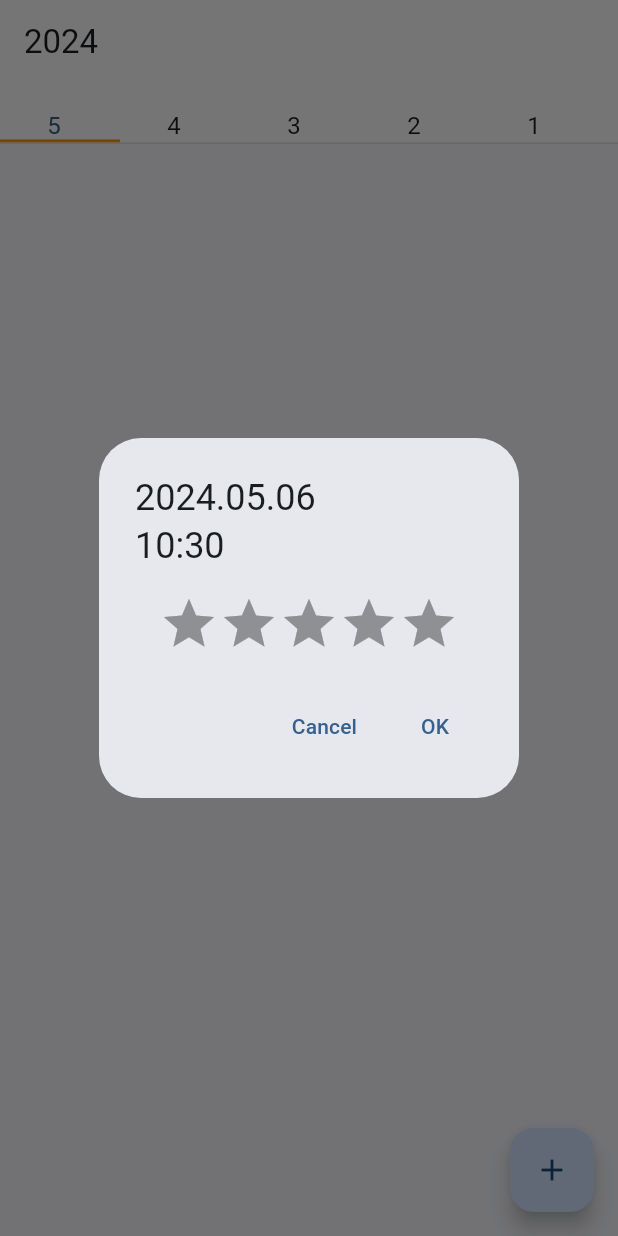
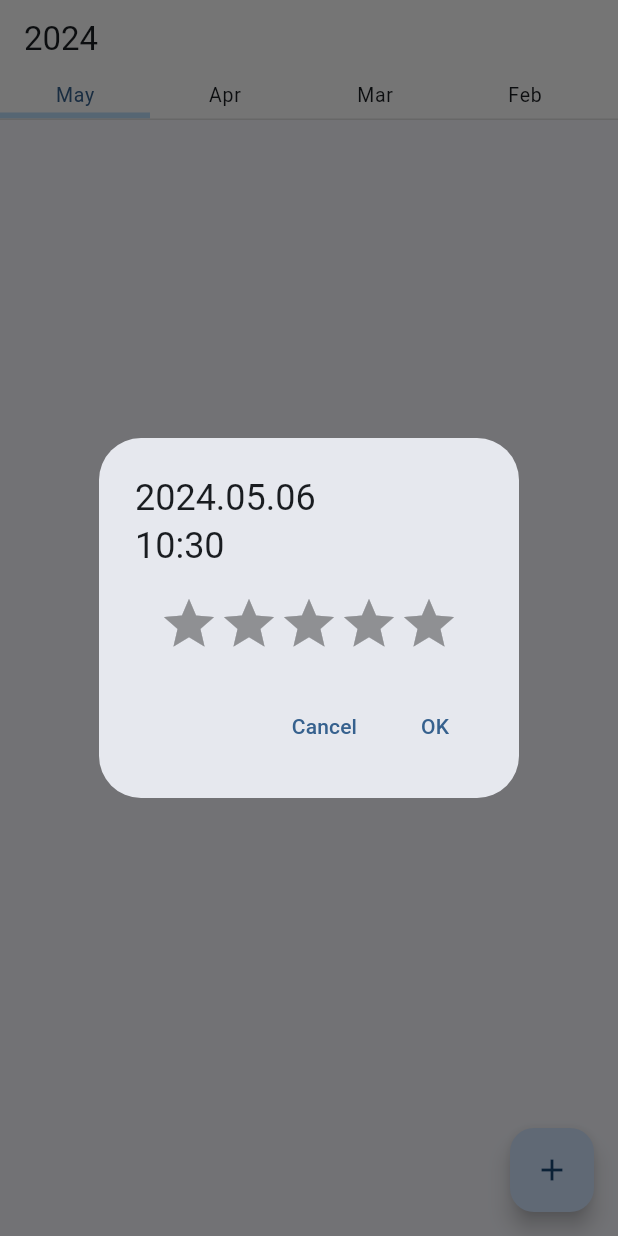
Before and after one commit to kariyayo/chooshi, a Flutter app: the screen it shows after launch, after a tap on the "add" icon, on a phone screen of 412 x 824 dp. Run offline on Flutter 3.47's test engine with Material 3 defaults, Android fonts, the phone set to English and light mode, and no system bars; drawn by our look-alikes of flutter_rating_bar, scroll_to_index; our stand-ins replace flutter_riverpod, freezed_annotation, shared_preferences.

Commit message:
improve AppBar

```diff
--- a/lib/model/month.dart
+++ b/lib/model/month.dart
@@ -8,4 +8,23 @@ class Month with _$Month {
     required int year,
     required int month,
   }) = _Month;
+
+  const Month._();
+
+  static const List<String> _labels = [
+    'Jan',
+    'Feb',
+    'Mar',
+    'Apr',
+    'May',
+    'Jun',
+    'Jul',
+    'Aug',
+    'Sep',
+    'Oct',
+    'Nov',
+    'Dec',
+  ];
+
+  String get label => _labels[month - 1];
 }
--- a/lib/screen/top_app_bar_widget.dart
+++ b/lib/screen/top_app_bar_widget.dart
@@ -11,14 +11,16 @@ class TopAppBarWidget extends ConsumerStatefulWidget implements PreferredSizeWid
   ConsumerState<ConsumerStatefulWidget> createState() => _TopAppBarWidgetState();
 
   @override
-  Size get preferredSize => const Size.fromHeight(kToolbarHeight + _TopAppBarWidgetState.height);
+  Size get preferredSize =>
+      const Size.fromHeight(_TopAppBarWidgetState.toolbarHeight + _TopAppBarWidgetState.bottomHeight);
 }
 
 class _TopAppBarWidgetState extends ConsumerState<TopAppBarWidget> {
   final GlobalKey _tabBarKey = GlobalKey();
   final _scrollController = AutoScrollController();
 
-  static const double height = 40.0;
+  static const double toolbarHeight = kToolbarHeight - 16;
+  static const double bottomHeight = 40.0;
 
   final _months = <Month>{};
   var _title = '';
@@ -74,27 +76,27 @@ class _TopAppBarWidgetState extends ConsumerState<TopAppBarWidget> {
       backgroundColor: Colors.white,
       title: Consumer(
         builder: (context, ref, _) {
-          return Text(_title);
+          return Padding(
+            padding: const EdgeInsets.only(top: 12.0),
+            child: Text(_title),
+          );
         },
       ),
+      toolbarHeight: toolbarHeight,
       bottom: PreferredSize(
-        preferredSize: const Size.fromHeight(height),
+        preferredSize: const Size.fromHeight(bottomHeight),
         child: Container(
           decoration: BoxDecoration(
             border: Border(bottom: BorderSide(color: Colors.grey.shade300, width: 1)),
           ),
-          height: height,
+          height: bottomHeight,
           child: ListView.builder(
             key: _tabBarKey,
             controller: _scrollController,
             scrollDirection: Axis.horizontal,
             itemCount: _months.length,
-            prototypeItem: _Tab(
-              controller: _scrollController,
-              month: _months.elementAt(0),
-              tabBarKey: _tabBarKey,
-              centerCallback: () {},
-            ),
+            itemExtent: 100,
+            padding: EdgeInsets.zero,
             itemBuilder: (BuildContext context, int index) {
               final month = _months.elementAt(index);
               final currentPageIndex = ref.watch(topSelectedPageNotifierProvider);
@@ -103,16 +105,19 @@ class _TopAppBarWidgetState extends ConsumerState<TopAppBarWidget> {
                 controller: _scrollController,
                 index: index,
                 child: ListTile(
+                  contentPadding: EdgeInsets.zero,
+                  horizontalTitleGap: 0,
+                  titleAlignment: ListTileTitleAlignment.titleHeight,
                   onTap: () {
-                    print("onTap: $index");
                     _onPageChangedByTabTap(index);
                   },
                   selected: currentPageIndex == index,
                   shape: currentPageIndex == index
-                      ? const BorderDirectional(
-                          bottom: BorderSide(color: Colors.orange, width: 2),
+                      ? BorderDirectional(
+                          bottom: BorderSide(color: Theme.of(context).primaryColorLight, width: 4),
                         )
                       : null,
+                  dense: true,
                   title: _Tab(
                     controller: _scrollController,
                     month: month,
@@ -199,10 +204,11 @@ class _TabState extends State<_Tab> {
   @override
   Widget build(BuildContext context) {
     return Container(
-      width: 80,
+      height: 28,
+      width: 100,
       padding: const EdgeInsets.symmetric(horizontal: 8.0),
       alignment: Alignment.center,
-      child: Text('${month.month}'),
+      child: Text(month.label),
     );
   }
 }
```
Also changed, not shown: lib/model/month.freezed.dart.
